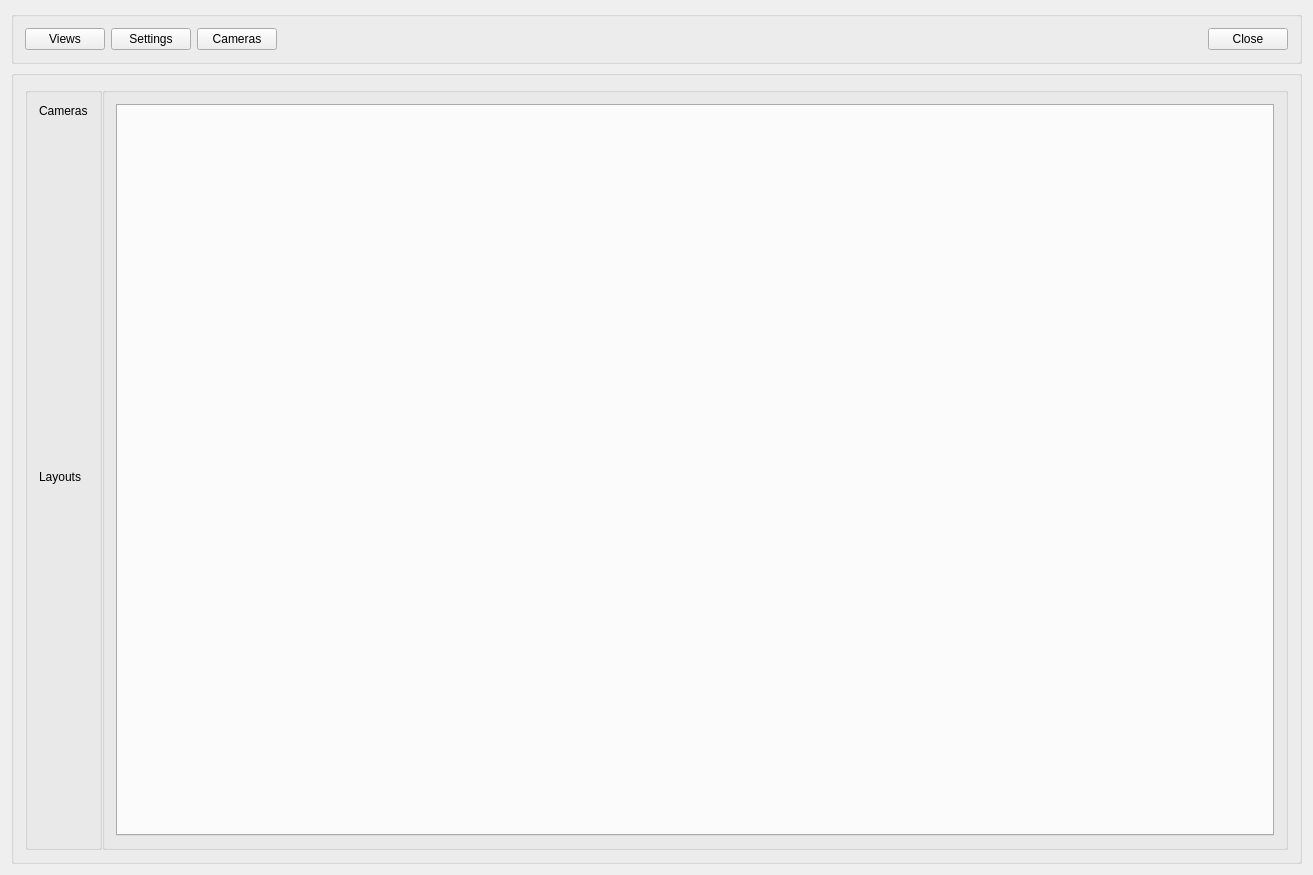
Old version of the form mainwindow.ui in the repository sydalirza/Centralized-CCTV-Server.
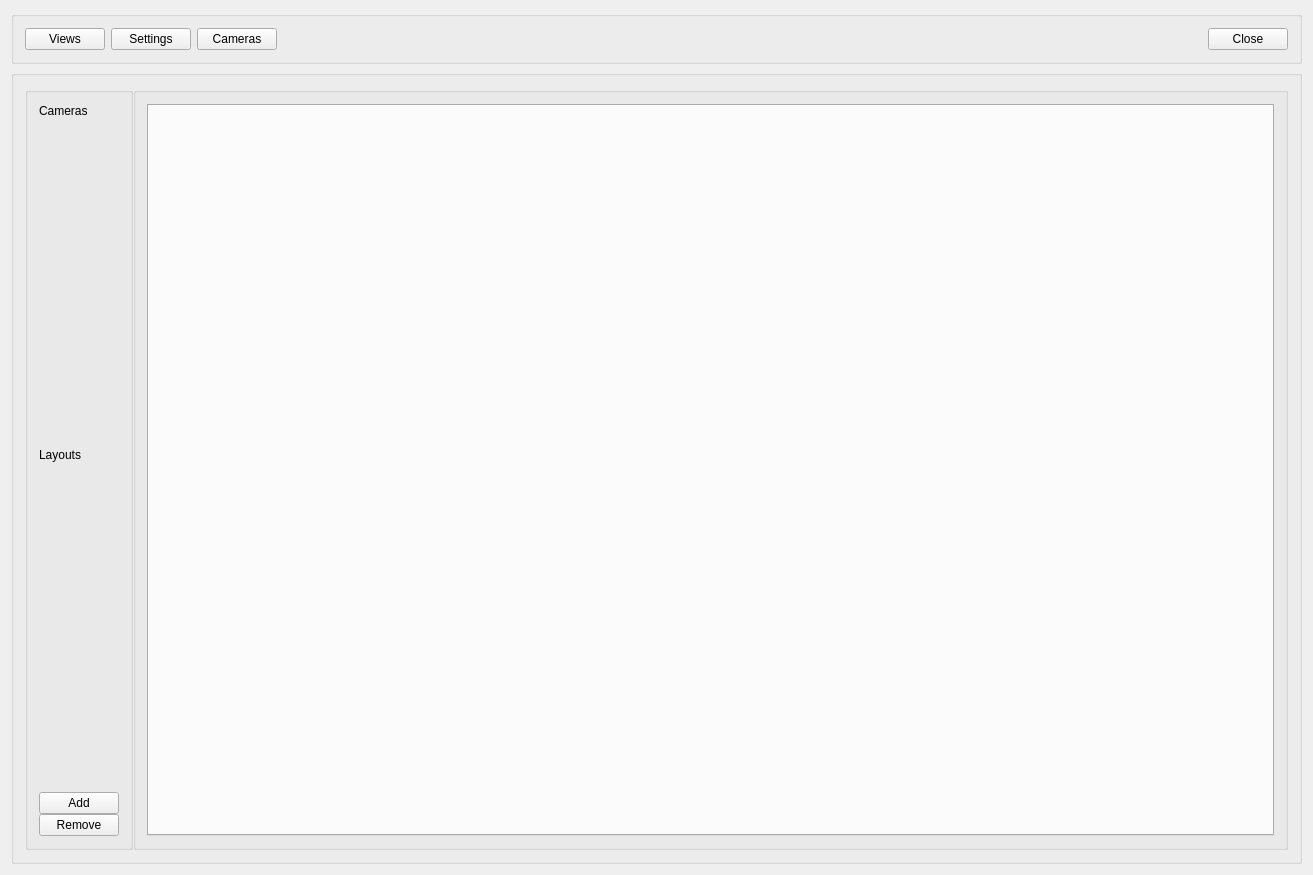
New version of the form.

Patch:
```diff
--- a/mainwindow.ui
+++ b/mainwindow.ui
@@ -100,7 +100,7 @@
            <property name="title">
             <string/>
            </property>
-           <layout class="QVBoxLayout" name="verticalLayout_2" stretch="0,1,0,0,1,0">
+           <layout class="QVBoxLayout" name="verticalLayout_2" stretch="0,1,0,0,1,0,0,0,0">
             <property name="spacing">
              <number>0</number>
             </property>
@@ -170,6 +170,23 @@
               </property>
              </spacer>
             </item>
+            <item>
+             <widget class="QPushButton" name="pushButton_2">
+              <property name="text">
+               <string>Add</string>
+              </property>
+             </widget>
+            </item>
+            <item>
+             <widget class="QPushButton" name="pushButton">
+              <property name="text">
+               <string>Remove</string>
+              </property>
+             </widget>
+            </item>
+            <item>
+             <layout class="QVBoxLayout" name="verticalLayout_4"/>
+            </item>
            </layout>
           </widget>
          </item>
```
